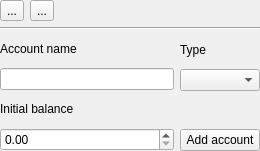
Qt form ui/addaccountwidget.ui (dlbuchholz/aion-mirror) before a commit.
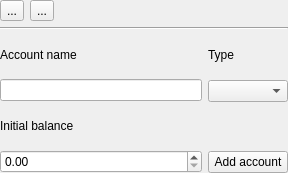
The same form after that commit. Icons and pictures are not drawn.

The edit to the form file:
```diff
--- a/ui/addaccountwidget.ui
+++ b/ui/addaccountwidget.ui
@@ -6,8 +6,8 @@
    <rect>
     <x>0</x>
     <y>0</y>
-    <width>260</width>
-    <height>151</height>
+    <width>288</width>
+    <height>173</height>
    </rect>
   </property>
   <property name="windowTitle">
```
